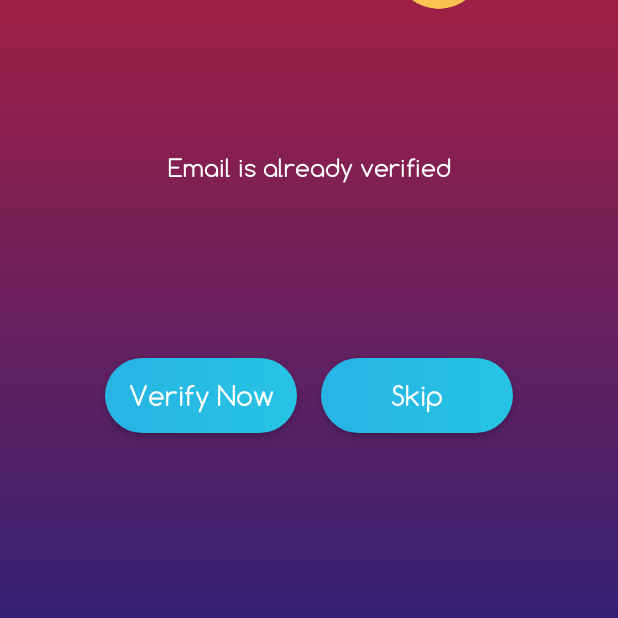
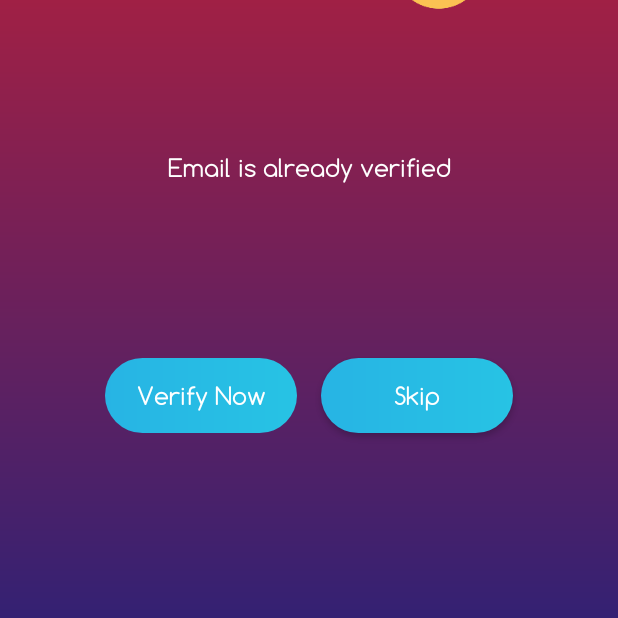
Before and after one commit to sousur1997/Fearless, an Android app: the EmailVerification screen opened directly, with no data from a screen before it, on a phone screen of 412 x 824 dp, the part 618-1236 px from its top. Run offline under Robolectric (Android 15) with nearby library versions, the phone set to English and light mode, and no system bars; our stand-ins replace Firebase (no records; nobody signed in at launch, a user with empty details on screens opened directly).

Commit message:
New Update

```diff
--- a/app/src/main/java/android/srrr/com/fearless/EmailVerification.java
+++ b/app/src/main/java/android/srrr/com/fearless/EmailVerification.java
@@ -33,11 +33,11 @@ public class EmailVerification extends AppCompatActivity {
         if(user.isEmailVerified()){
             smiley.setImageDrawable(getDrawable(R.mipmap.smile));
             verify_text_tv.setText("Email is already verified");
-            verify.setEnabled(true);
+            verify.setEnabled(false);
         }else{
             smiley.setImageDrawable(getDrawable(R.mipmap.sad));
             verify_text_tv.setText("This email is not verified.");
-            verify.setEnabled(false);
+            verify.setEnabled(true);
         }
 
         skip_btn.setOnClickListener(new View.OnClickListener() {
--- a/app/src/main/res/layout/activity_email_verification.xml
+++ b/app/src/main/res/layout/activity_email_verification.xml
@@ -179,7 +179,7 @@
         android:text="Verify Now"
         android:textAllCaps="false"
         android:textColor="@android:color/background_light"
-        android:textSize="18sp"
+        android:textSize="16sp"
         app:layout_constraintBottom_toTopOf="@+id/guideline75"
         app:layout_constraintEnd_toStartOf="@+id/guideline76"
         app:layout_constraintStart_toStartOf="@+id/guideline65"
@@ -198,7 +198,7 @@
         android:text="Skip"
         android:textAllCaps="false"
         android:textColor="@android:color/background_light"
-        android:textSize="18sp"
+        android:textSize="16sp"
         app:layout_constraintBottom_toTopOf="@+id/guideline75"
         app:layout_constraintEnd_toStartOf="@+id/guideline64"
         app:layout_constraintStart_toStartOf="@+id/guideline76"
```
